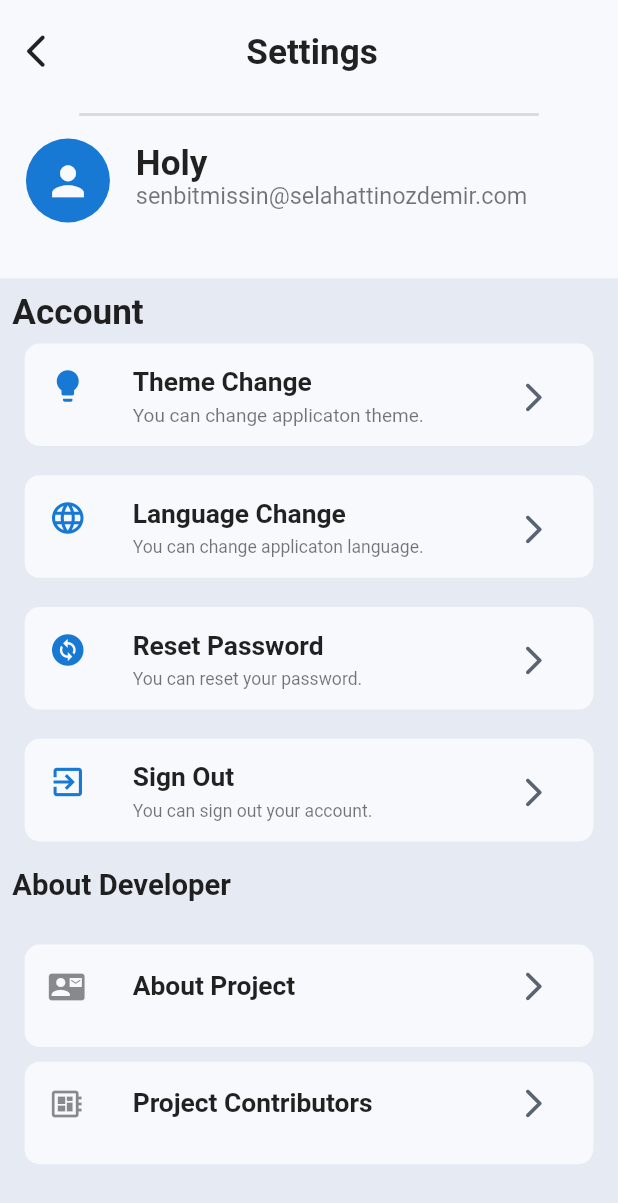
After one commit to kutsaltekbas/mvvm_complete_todo_app, a Flutter app: the screen it shows after launch, after a tap on the "arrow back ios new" icon, on a phone screen of 412 x 824 dp. The commit adds this screen. Shown: the top 1203 px of the screen. Run offline on Flutter 3.47's test engine with Material 2 defaults, Android fonts, the phone set to English and light mode, and no system bars; our stand-ins replace easy_localization, eva_icons_flutter, flutter_mobx, flutter_screenutil, mobx and 1 more; missing offline and left inert: dart:ffi, kartal; generated files the repository leaves out were written again.

Commit message:
settings ui complete and some fix import

```diff
--- a/asset/lang/en-US.json
+++ b/asset/lang/en-US.json
@@ -76,7 +76,11 @@
                 "themeTitle": "Theme Change",
                 "themeDesc": "You can change applicaton theme.",
                 "langTitle": "Language Change",
-                "langDesc": "You can change applicaton language."
+                "langDesc": "You can change applicaton language.",
+                "changePasswordTitle": "Reset Password",
+                "changePasswordDesc": "You can reset your password.",
+                "signOutTitle": "Sign Out",
+                "signOutDesc": "You can sign out your account."
             },
             "exit": "Exit"
         }
--- a/lib/main.dart
+++ b/lib/main.dart
@@ -1,17 +1,15 @@
 import 'package:easy_localization/easy_localization.dart';
 import 'package:flutter/material.dart';
 import 'package:flutter_screenutil/flutter_screenutil.dart';
-import 'package:mvvm_complete_todo_app/view/homepage%20screen/view/homepage_view.dart';
-import 'package:mvvm_complete_todo_app/view/task%20list%20screen/view/task_list_view.dart';
+
 import 'package:provider/provider.dart';
 
 import 'core/constants/app/app_constants.dart';
 import 'core/init/lang/language_manager.dart';
 import 'core/init/notifier/application_provider.dart';
-import 'view/login screen/view/login_view.dart';
-import 'view/on board screen/view/onboard_view.dart';
-import 'view/splash screen/view/splash_screen_view.dart';
-import 'view/task screen/view/task_view.dart';
+import 'view/homepage/view/homepage_view.dart';
+import 'view/setting/view/settings_view.dart';
+
 
 Future<void> main() async {
   await _init();
@@ -42,7 +40,7 @@ class MyApp extends StatelessWidget {
             localizationsDelegates: context.localizationDelegates,
             supportedLocales: context.supportedLocales,
             locale: context.locale,
-            home: HomePageView(),
+            home: SettingsView(),
           );
         });
   }
--- /dev/null
+++ b/lib/view/setting/view/settings_view.dart
@@ -0,0 +1,335 @@
+import 'package:easy_localization/easy_localization.dart';
+import 'package:flutter/material.dart';
+import 'package:flutter_screenutil/flutter_screenutil.dart';
+import 'package:mvvm_complete_todo_app/core/extension/context_extension.dart';
+import 'package:mvvm_complete_todo_app/core/init/lang/locale_keys.g.dart';
+import 'package:mvvm_complete_todo_app/core/init/theme/app_theme_light.dart';
+import '../../../core/base/view/base_view.dart';
+import '../viewmodel/settings_view_model.dart';
+
+class SettingsView extends StatelessWidget {
+  const SettingsView({Key? key}) : super(key: key);
+
+  @override
+  Widget build(BuildContext context) {
+    return BaseView<SettingsViewModel>(
+      viewModel: SettingsViewModel(),
+      onModelReady: (viewmodel) {
+        viewmodel.setContext(context);
+        viewmodel.init();
+      },
+      onPageBuilder: (context, viewmodel) {
+        return Scaffold(
+          backgroundColor: AppThemeLight.instance.theme.colorScheme.surface,
+          body: SafeArea(
+            child: Column(
+              //this page will be redraw with listview.builder in the future.
+              crossAxisAlignment: CrossAxisAlignment.start,
+              children: [
+                Container(
+                  width: context.width,
+                  height: 190.h,
+                  color: AppThemeLight.instance.theme.colorScheme.background,
+                  child: Column(
+                    children: [
+                      SizedBox(
+                        width: context.width,
+                        height: 70.h,
+                        child: Row(
+                          children: [
+                            IconButton(
+                              onPressed: () {},
+                              icon: Icon(Icons.arrow_back_ios_new_rounded),
+                              iconSize: 25.w,
+                            ),
+                            SizedBox(
+                              width: 110.w,
+                            ),
+                            Text(
+                              LocaleKeys.home_setting_title.tr(),
+                              style: TextStyle(
+                                  fontWeight: FontWeight.bold, fontSize: 24.sp),
+                            ),
+                          ],
+                        ),
+                      ),
+                      Divider(
+                        thickness: 2.h,
+                        indent: 50.w,
+                        endIndent: 50.w,
+                      ),
+                      Container(
+                        width: context.width,
+                        height: 100.h,
+                        child: ListTile(
+                          leading: CircleAvatar(
+                            backgroundColor: AppThemeLight
+                                .instance.theme.colorScheme.primary,
+                            radius: 30.h,
+                            child: Icon(
+                              Icons.person,
+                              size: 30.w,
+                              color: AppThemeLight
+                                  .instance.theme.colorScheme.background,
+                            ),
+                          ),
+                          title: Text(
+                            "Holy",
+                            style: TextStyle(
+                                fontWeight: FontWeight.bold, fontSize: 24.sp),
+                          ),
+                          subtitle: Text(
+                            "senbitmissin@selahattinozdemir.com",
+                            style: TextStyle(fontSize: 16.sp),
+                          ),
+                          tileColor: AppThemeLight
+                              .instance.theme.colorScheme.background,
+                        ),
+                      ),
+                    ],
+                  ),
+                ),
+                Padding(
+                  padding: context.paddingLow,
+                  child: Text(
+                    "Account",
+                    style:
+                        TextStyle(fontSize: 24.sp, fontWeight: FontWeight.bold),
+                  ),
+                ),
+                Padding(
+                  padding: context.paddingNormalHorizontal,
+                  child: Container(
+                    width: context.width,
+                    height: 70.h,
+                    decoration: BoxDecoration(
+                        color:
+                            AppThemeLight.instance.theme.colorScheme.background,
+                        borderRadius: BorderRadius.circular(10)),
+                    child: ListTile(
+                      leading: Icon(
+                        Icons.lightbulb,
+                        size: 24.w,
+                        color: AppThemeLight.instance.theme.colorScheme.primary,
+                      ),
+                      trailing: IconButton(
+                        icon: Icon(
+                          Icons.arrow_forward_ios_rounded,
+                          size: 24.h,
+                          color: AppThemeLight
+                              .instance.theme.colorScheme.onSurface,
+                        ),
+                        onPressed: () {},
+                      ),
+                      title: Text(
+                        LocaleKeys.home_setting_core_themeTitle.tr(),
+                        style: TextStyle(
+                            fontSize: 18.sp, fontWeight: FontWeight.bold),
+                      ),
+                      subtitle: Text(
+                        LocaleKeys.home_setting_core_themeDesc.tr(),
+                        style: TextStyle(fontSize: 13.sp),
+                      ),
+                    ),
+                  ),
+                ),
+                SizedBox(
+                  height: 20.h,
+                ),
+                Padding(
+                  padding: context.paddingNormalHorizontal,
+                  child: Container(
+                    width: context.width,
+                    height: 70.h,
+                    decoration: BoxDecoration(
+                        color:
+                            AppThemeLight.instance.theme.colorScheme.background,
+                        borderRadius: BorderRadius.circular(10)),
+                    child: ListTile(
+                      leading: Icon(
+                        Icons.language_rounded,
+                        size: 24.w,
+                        color: AppThemeLight.instance.theme.colorScheme.primary,
+                      ),
+                      trailing: IconButton(
+                        icon: Icon(
+                          Icons.arrow_forward_ios_rounded,
+                          size: 24.h,
+                          color: AppThemeLight
+                              .instance.theme.colorScheme.onSurface,
+                        ),
+                        onPressed: () {},
+                      ),
+                      title: Text(
+                        LocaleKeys.home_setting_core_langTitle.tr(),
+                        style: TextStyle(
+                            fontSize: 18.sp, fontWeight: FontWeight.bold),
+                      ),
+                      subtitle: Text(
+                        LocaleKeys.home_setting_core_langDesc.tr(),
+                        style: TextStyle(
+                          fontSize: 12.sp,
+                        ),
+                      ),
+                    ),
+                  ),
+                ),
+                SizedBox(
+                  height: 20.h,
+                ),
+                Padding(
+                  padding: context.paddingNormalHorizontal,
+                  child: Container(
+                    width: context.width,
+                    height: 70.h,
+                    decoration: BoxDecoration(
+                        color:
+                            AppThemeLight.instance.theme.colorScheme.background,
+                        borderRadius: BorderRadius.circular(10)),
+                    child: ListTile(
+                      leading: Icon(
+                        Icons.change_circle,
+                        size: 24.w,
+                        color: AppThemeLight.instance.theme.colorScheme.primary,
+                      ),
+                      trailing: IconButton(
+                        icon: Icon(
+                          Icons.arrow_forward_ios_rounded,
+                          size: 24.h,
+                          color: AppThemeLight
+                              .instance.theme.colorScheme.onSurface,
+                        ),
+                        onPressed: () {},
+                      ),
+                      title: Text(
+                        LocaleKeys.home_setting_core_changePasswordTitle.tr(),
+                        style: TextStyle(
+                            fontSize: 18.sp, fontWeight: FontWeight.bold),
+                      ),
+                      subtitle: Text(
+                        LocaleKeys.home_setting_core_changePasswordDesc.tr(),
+                        style: TextStyle(fontSize: 12.sp),
+                      ),
+                    ),
+                  ),
+                ),
+                SizedBox(
+                  height: 20.h,
+                ),
+                Padding(
+                  padding: context.paddingNormalHorizontal,
+                  child: Container(
+                    width: context.width,
+                    height: 70.h,
+                    decoration: BoxDecoration(
+                        color:
+                            AppThemeLight.instance.theme.colorScheme.background,
+                        borderRadius: BorderRadius.circular(10)),
+                    child: ListTile(
+                      leading: Icon(
+                        Icons.exit_to_app,
+                        size: 24.w,
+                        color: AppThemeLight.instance.theme.colorScheme.primary,
+                      ),
+                      trailing: IconButton(
+                        icon: Icon(
+                          Icons.arrow_forward_ios_rounded,
+                          size: 24.h,
+                          color: AppThemeLight
+                              .instance.theme.colorScheme.onSurface,
+                        ),
+                        onPressed: () {},
+                      ),
+                      title: Text(
+                        LocaleKeys.home_setting_core_signOutTitle.tr(),
+                        style: TextStyle(
+                            fontSize: 18.sp, fontWeight: FontWeight.bold),
+                      ),
+                      subtitle: Text(
+                        LocaleKeys.home_setting_core_signOutDesc.tr(),
+                        style: TextStyle(fontSize: 12.sp),
+                      ),
+                    ),
+                  ),
+                ),
+                SizedBox(
+                  height: 10.h,
+                ),
+                Padding(
+                  padding: context.paddingLow,
+                  child: Text(
+                    "About Developer",
+                    style:
+                        TextStyle(fontSize: 20.sp, fontWeight: FontWeight.bold),
+                  ),
+                ),
+                SizedBox(
+                  height: 20.h,
+                ),
+                Padding(
+                  padding: context.paddingNormalHorizontal,
+                  child: Container(
+                    width: context.width,
+                    height: 70.h,
+                    decoration: BoxDecoration(
+                        color:
+                            AppThemeLight.instance.theme.colorScheme.background,
+                        borderRadius: BorderRadius.circular(10)),
+                    child: ListTile(
+                      leading: Icon(Icons.contact_mail),
+                      trailing: IconButton(
+                        icon: Icon(
+                          Icons.arrow_forward_ios_rounded,
+                          size: 24.h,
+                          color: AppThemeLight
+                              .instance.theme.colorScheme.onSurface,
+                        ),
+                        onPressed: () {},
+                      ),
+                      title: Text(
+                        LocaleKeys.home_setting_about_title.tr(),
+                        style: TextStyle(
+                            fontSize: 18.sp, fontWeight: FontWeight.bold),
+                      ),
+                    ),
+                  ),
+                ),
+                SizedBox(
+                  height: 10.h,
+                ),
+                Padding(
+                  padding: context.paddingNormalHorizontal,
+                  child: Container(
+                    width: context.width,
+                    height: 70.h,
+                    decoration: BoxDecoration(
+                        color:
+                            AppThemeLight.instance.theme.colorScheme.background,
+                        borderRadius: BorderRadius.circular(10)),
+                    child: ListTile(
+                      leading: Icon(Icons.developer_board),
+                      trailing: IconButton(
+                        icon: Icon(
+                          Icons.arrow_forward_ios_rounded,
+                          size: 24.h,
+                          color: AppThemeLight
+                              .instance.theme.colorScheme.onSurface,
+                        ),
+                        onPressed: () {},
+                      ),
+                      title: Text(
+                        LocaleKeys.home_setting_about_contribitions.tr(),
+                        style: TextStyle(
+                            fontSize: 18.sp, fontWeight: FontWeight.bold),
+                      ),
+                    ),
+                  ),
+                ),
+              ],
+            ),
+          ),
+        );
+      },
+    );
+  }
+}
--- /dev/null
+++ b/lib/view/setting/viewmodel/settings_view_model.dart
@@ -0,0 +1,22 @@
+import 'package:flutter/material.dart';
+import 'package:mobx/mobx.dart';
+
+import '../../../core/base/model/base_view_model.dart';
+part 'settings_view_model.g.dart';
+
+class SettingsViewModel = _SettingsViewModelBase with _$SettingsViewModel;
+abstract class _SettingsViewModelBase with Store, BaseViewModel {
+
+@observable
+bool isLoading = false;
+
+  @override
+  void setContext(BuildContext context) => viewModelContext = context;
+  @override
+  void init() {}
+
+  @action
+  void changeIsLoading() {
+    isLoading = !isLoading;
+  }
+}
```
Also changed, not shown: lib/core/init/lang/locale_keys.g.dart, lib/view/homepage/view/homepage_view.dart (renamed from lib/view/homepage screen/view/homepage_view.dart), lib/view/homepage/viewmodel/homepage_view_model.dart (renamed from lib/view/homepage screen/viewmodel/homepage_view_model.dart), lib/view/homepage/viewmodel/homepage_view_model.g.dart (renamed from lib/view/homepage screen/viewmodel/homepage_view_model.g.dart), lib/view/login/view/login_view.dart (renamed from lib/view/login screen/view/login_view.dart), lib/view/login/viewmodel/login_view_model.dart (renamed from lib/view/login screen/viewmodel/login_view_model.dart), lib/view/login/viewmodel/login_view_model.g.dart (renamed from lib/view/login screen/viewmodel/login_view_model.g.dart), lib/view/on board/view/onboard_view.dart (renamed from lib/view/on board screen/view/onboard_view.dart), lib/view/on board/viewmodel/onboard_view_model.dart (renamed from lib/view/on board screen/viewmodel/onboard_view_model.dart), lib/view/on board/viewmodel/onboard_view_model.g.dart (renamed from lib/view/on board screen/viewmodel/onboard_view_model.g.dart), lib/view/setting/viewmodel/settings_view_model.g.dart (added), lib/view/splash/view/splash_screen_view.dart (renamed from lib/view/splash screen/view/splash_screen_view.dart), lib/view/splash/viewmodel/splash_screen_viewmodel.dart (renamed from lib/view/splash screen/viewmodel/splash_screen_viewmodel.dart), lib/view/splash/viewmodel/splash_screen_viewmodel.g.dart (renamed from lib/view/splash screen/viewmodel/splash_screen_viewmodel.g.dart), 6 more files.
